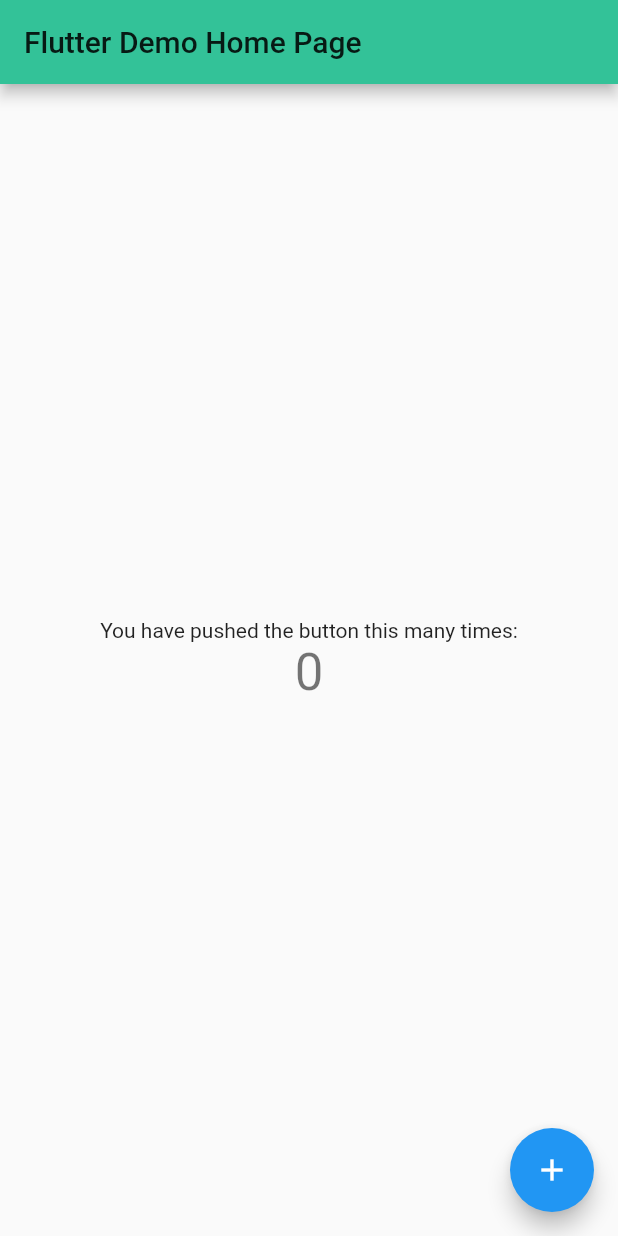
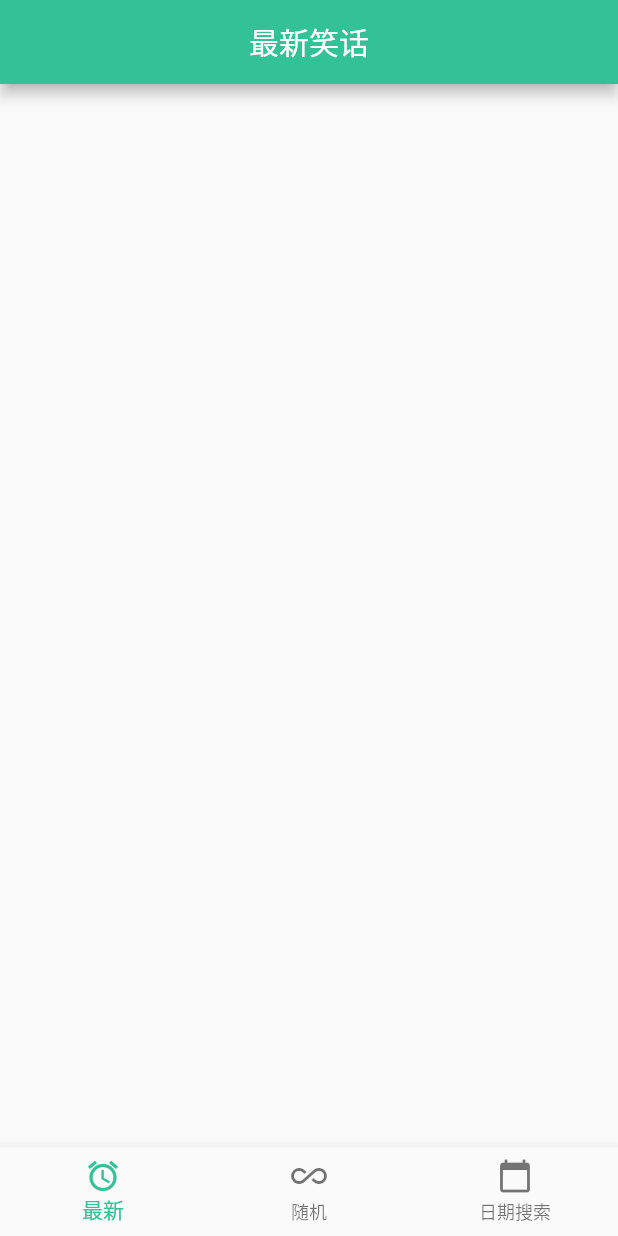
Before and after one commit to haoyd/happy_joke, a Flutter app: the screen it shows after launch, on a phone screen of 412 x 824 dp. Run offline on Flutter 3.47's test engine with Material 2 defaults, Android fonts, the phone set to English and light mode, and no system bars.

Commit message:
主体框架

```diff
--- /dev/null
+++ b/lib/business/view/pages/NewstJokePage.dart
@@ -0,0 +1,27 @@
+import 'package:flutter/material.dart';
+
+class NewstJokePage extends StatefulWidget {
+  @override
+  _NewstJokePageState createState() {
+    return _NewstJokePageState();
+  }
+}
+
+class _NewstJokePageState extends State<NewstJokePage> {
+  @override
+  Widget build(BuildContext context) {
+    // TODO: implement build
+    return Scaffold(
+      appBar: AppBar(
+        title: Text(
+          '最新笑话',
+          style: TextStyle(
+            color: Colors.white,
+          ),
+        ),
+        leading: null,
+        centerTitle: true,
+      ),
+    );
+  }
+}
--- a/lib/constant/AppConstant.dart
+++ b/lib/constant/AppConstant.dart
@@ -1,4 +1,12 @@
+import 'package:flutter/material.dart';
 
 class AppConstant {
   static const int ThemeColor = 0xFF33C298;
+  static const String AppName = '笑话大全';
+
+  static List mainPageTabList = [
+    {'text': '最新', 'icon': Icon(Icons.access_alarm)},
+    {'text': '随机', 'icon': Icon(Icons.all_inclusive)},
+    {'text': '日期搜索', 'icon': Icon(Icons.calendar_today)},
+  ];
 }
--- a/lib/main.dart
+++ b/lib/main.dart
@@ -1,5 +1,8 @@
 import 'package:flutter/material.dart';
 
+import 'package:happy_joke/business/view/pages/DateJokePage.dart';
+import 'package:happy_joke/business/view/pages/NewstJokePage.dart';
+import 'package:happy_joke/business/view/pages/RandomJokePage.dart';
 import 'constant/AppConstant.dart';
 
 void main() => runApp(MyApp());
@@ -9,87 +12,59 @@ class MyApp extends StatelessWidget {
   @override
   Widget build(BuildContext context) {
     return MaterialApp(
-      title: 'Flutter Demo',
       theme: ThemeData(
         primaryColor: Color(AppConstant.ThemeColor),
       ),
-      home: MyHomePage(title: 'Flutter Demo Home Page'),
+      home: MyHomePage(),
     );
   }
 }
 
 class MyHomePage extends StatefulWidget {
-  MyHomePage({Key key, this.title}) : super(key: key);
-
-  final String title;
-
   @override
   _MyHomePageState createState() => _MyHomePageState();
 }
 
 class _MyHomePageState extends State<MyHomePage> {
-  int _counter = 0;
 
-  void _incrementCounter() {
-    setState(() {
-      // This call to setState tells the Flutter framework that something has
-      // changed in this State, which causes it to rerun the build method below
-      // so that the display can reflect the updated values. If we changed
-      // _counter without calling setState(), then the build method would not be
-      // called again, and so nothing would appear to happen.
-      _counter++;
-    });
-  }
+  int _selectedIndex = 0;
 
   @override
   Widget build(BuildContext context) {
-    // This method is rerun every time setState is called, for instance as done
-    // by the _incrementCounter method above.
-    //
-    // The Flutter framework has been optimized to make rerunning build methods
-    // fast, so that you can just rebuild anything that needs updating rather
-    // than having to individually change instances of widgets.
     return Scaffold(
-      appBar: AppBar(
-        // Here we take the value from the MyHomePage object that was created by
-        // the App.build method, and use it to set our appbar title.
-        title: Text(widget.title),
+      body: IndexedStack(
+        index: _selectedIndex,
+        children: <Widget>[
+          NewstJokePage(),
+          RandomJokePage(),
+          DateJokePage(),
+        ],
       ),
-      body: Center(
-        // Center is a layout widget. It takes a single child and positions it
-        // in the middle of the parent.
-        child: Column(
-          // Column is also layout widget. It takes a list of children and
-          // arranges them vertically. By default, it sizes itself to fit its
-          // children horizontally, and tries to be as tall as its parent.
-          //
-          // Invoke "debug painting" (press "p" in the console, choose the
-          // "Toggle Debug Paint" action from the Flutter Inspector in Android
-          // Studio, or the "Toggle Debug Paint" command in Visual Studio Code)
-          // to see the wireframe for each widget.
-          //
-          // Column has various properties to control how it sizes itself and
-          // how it positions its children. Here we use mainAxisAlignment to
-          // center the children vertically; the main axis here is the vertical
-          // axis because Columns are vertical (the cross axis would be
-          // horizontal).
-          mainAxisAlignment: MainAxisAlignment.center,
-          children: <Widget>[
-            Text(
-              'You have pushed the button this many times:',
-            ),
-            Text(
-              '$_counter',
-              style: Theme.of(context).textTheme.display1,
-            ),
-          ],
-        ),
+      bottomNavigationBar: BottomNavigationBar(
+        items: _getBottomNaviItems(),
+        currentIndex: _selectedIndex,
+        fixedColor: Color(AppConstant.ThemeColor),
+        onTap: _onItemTaped,
       ),
-      floatingActionButton: FloatingActionButton(
-        onPressed: _incrementCounter,
-        tooltip: 'Increment',
-        child: Icon(Icons.add),
-      ), // This trailing comma makes auto-formatting nicer for build methods.
     );
   }
+
+  _getBottomNaviItems() {
+    List<BottomNavigationBarItem> items = [];
+
+    for (int i = 0; i < AppConstant.mainPageTabList.length; i++) {
+      items.add(BottomNavigationBarItem(
+          icon: AppConstant.mainPageTabList[i]['icon'],
+          title: Text(AppConstant.mainPageTabList[i]['text'])));
+    }
+
+    return items;
+  }
+
+  // 点击底部Tab
+  _onItemTaped(int index) {
+    setState(() {
+      _selectedIndex = index;
+    });
+  }
 }
```
Also changed, not shown: lib/business/controller/BaseController.dart (added, +9 -0 lines), lib/business/view/pages/DateJokePage.dart (added, +27 -0 lines), lib/business/view/pages/RandomJokePage.dart (added, +27 -0 lines).
